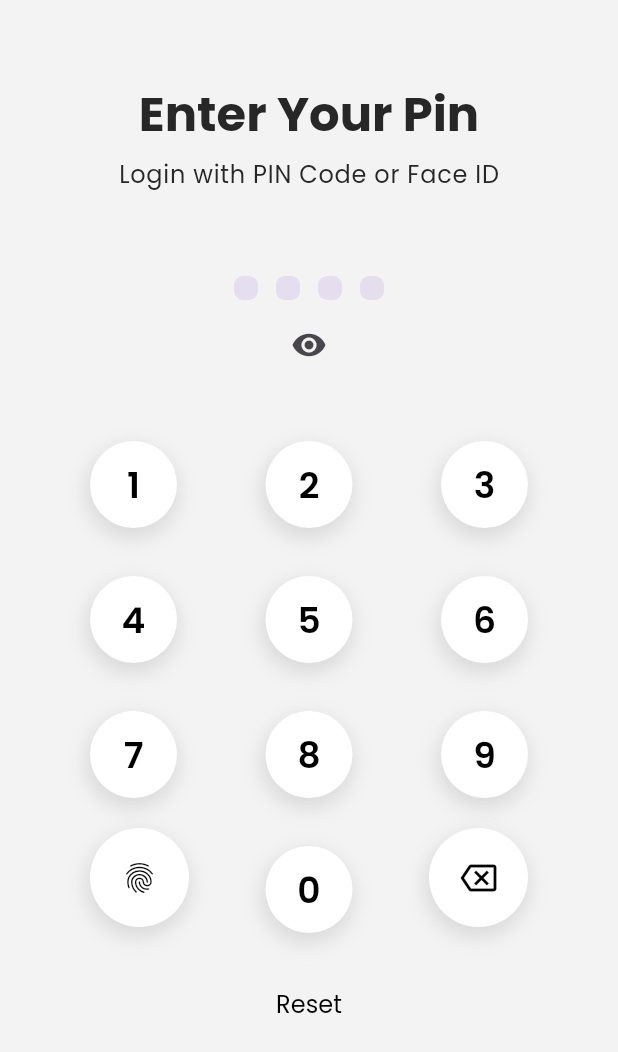
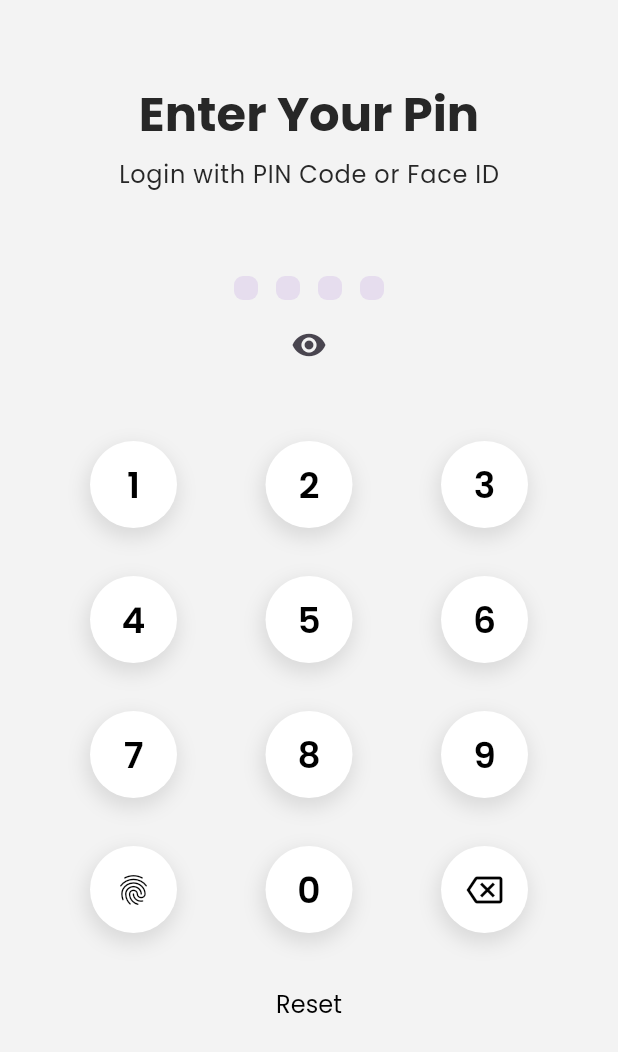
Before and after one commit to c-guill/DaylioFinal, a Flutter app: the SecurityPinBiometricScreen screen opened directly, on a phone screen of 412 x 824 dp. Shown: the top 1052 px of the screen. Run offline on Flutter 3.47's test engine with Material 3 defaults, Android fonts, the phone set to English and light mode, and no system bars; our stand-ins replace firebase_core, flutter_native_splash, get, get_storage, iconsax, local_auth and 2 more; accounts and stored records are empty; project files that could hold a hidden picture were left out.

Commit message:
Base of project

```diff
--- a/lib/features/authentication/views/pin_biometric/security_pin_biometric.dart
+++ b/lib/features/authentication/views/pin_biometric/security_pin_biometric.dart
@@ -140,7 +140,7 @@ class _SecurityPinBiometricScreenState extends State<SecurityPinBiometricScreen>
   Widget numButton(int number) {
     final controller = Get.put(SecurityPinBiometricController());
     return Padding(
-      padding: const EdgeInsets.only(top: 16),
+      padding: const EdgeInsets.only(top: TSizes.securityPinHeightSm),
       child: TextButton(
           onPressed: () {
             setState(() {
--- a/lib/features/authentication/views/pin_biometric/widgets/pincode_icon.dart
+++ b/lib/features/authentication/views/pin_biometric/widgets/pincode_icon.dart
@@ -14,10 +14,12 @@ class TPinCodeIcon extends StatelessWidget {
   @override
   Widget build(BuildContext context) {
     final darkMode = THelperFunctions.isDarkMode(context);
-    return Container(
-        width: TSizes.securityPinHeight + TSizes.securityPinHeightSm,
+    return Padding(
+      padding: const EdgeInsets.only(top: TSizes.securityPinHeightSm),
+      child: Container(
+          width: TSizes.securityPinHeight + TSizes.securityPinHeightSm/2,
           // Set the width of the circle
-        height: TSizes.securityPinHeight + TSizes.securityPinHeightSm,
+          height: TSizes.securityPinHeight + TSizes.securityPinHeightSm/2,
           // Set the height of the circle
           decoration: BoxDecoration(
             color: darkMode ? TColors.black : TColors.white, // Set the color of the circle
@@ -43,6 +45,7 @@ class TPinCodeIcon extends StatelessWidget {
                   Icons.backspace_outlined,
                   color: darkMode ? TColors.white : TColors.black,
                   size: TSizes.lg,
-              ));
+                )),
+    );
   }
 }
```
Lines whose indentation alone changed are shown as unchanged.
